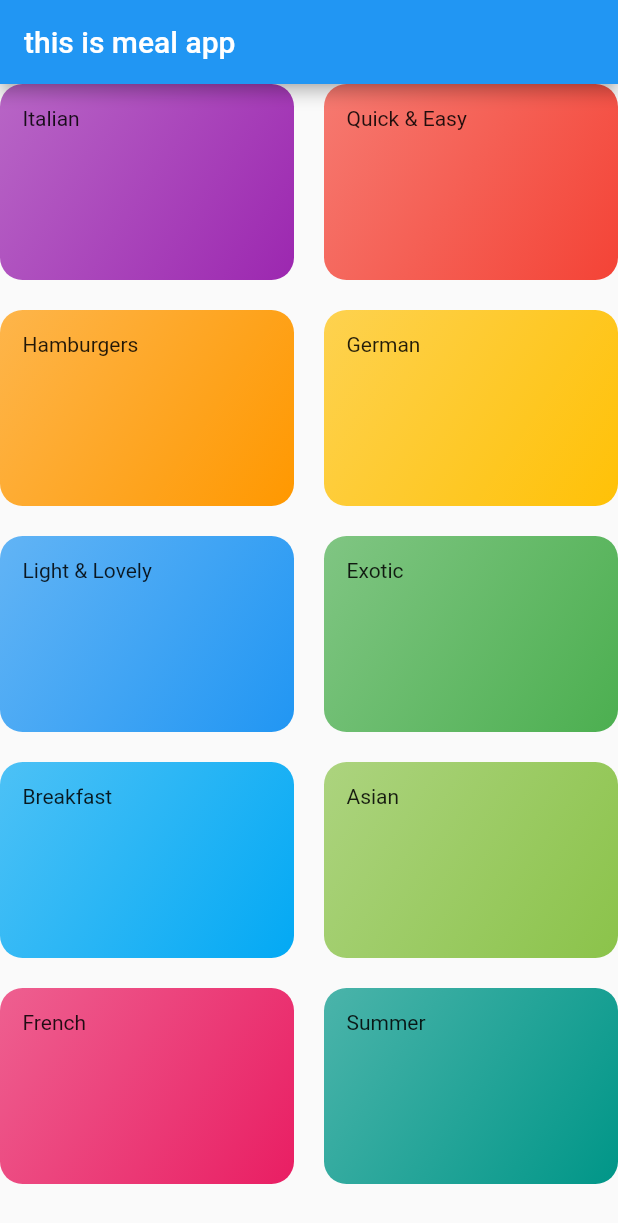
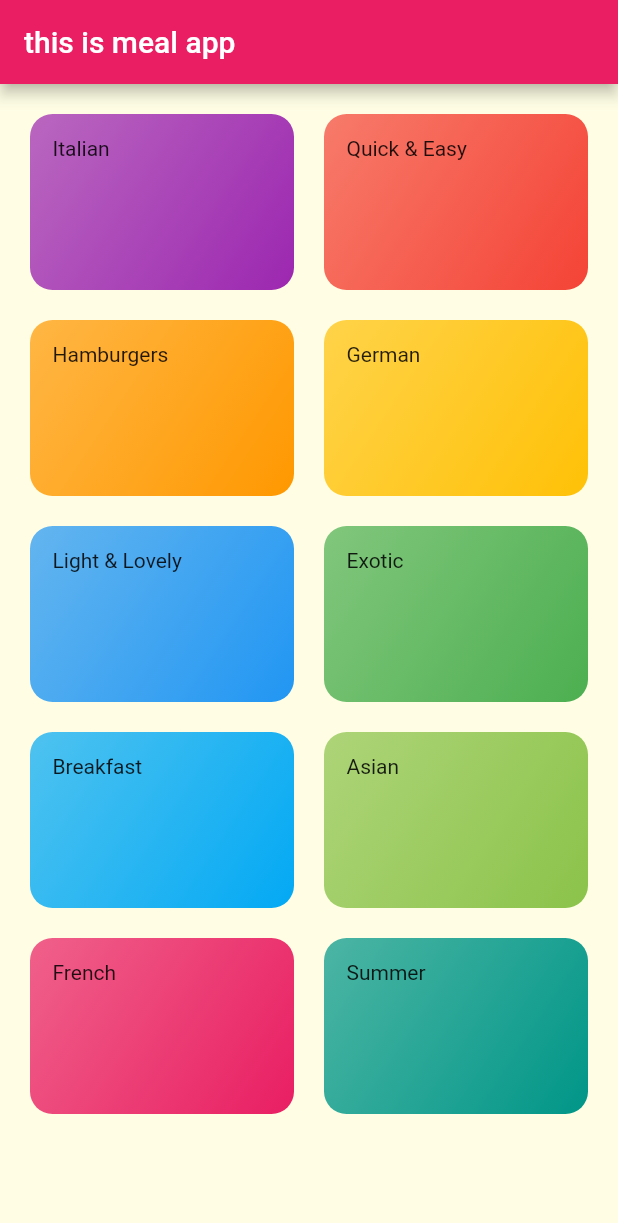
Before and after one commit to iHamza7/Meal_App, a Flutter app: the screen it shows after launch, on a phone screen of 412 x 824 dp. Shown: the top 1223 px of the screen. Run offline on Flutter 3.47's test engine with Material 2 defaults, Android fonts, the phone set to English and light mode, and no system bars.

Commit message:
lib changed

```diff
--- a/lib/homepage.dart
+++ b/lib/homepage.dart
@@ -13,6 +13,7 @@ class HomePage extends StatelessWidget {
         title: const Text("this is meal app"),
       ),
       body: GridView(
+        padding: const EdgeInsets.all(20),
         gridDelegate: const SliverGridDelegateWithMaxCrossAxisExtent(
           maxCrossAxisExtent: 200,
           childAspectRatio: 3 / 2,
--- a/lib/main.dart
+++ b/lib/main.dart
@@ -15,7 +15,8 @@ class MyApp extends StatelessWidget {
     return MaterialApp(
       debugShowCheckedModeBanner: false,
       theme: ThemeData(
-        primarySwatch: Colors.blue,
+        primarySwatch: Colors.pink,
+        canvasColor: const Color.fromRGBO(255, 254, 229, 1),
       ),
       home: const HomePage(),
     );
```
